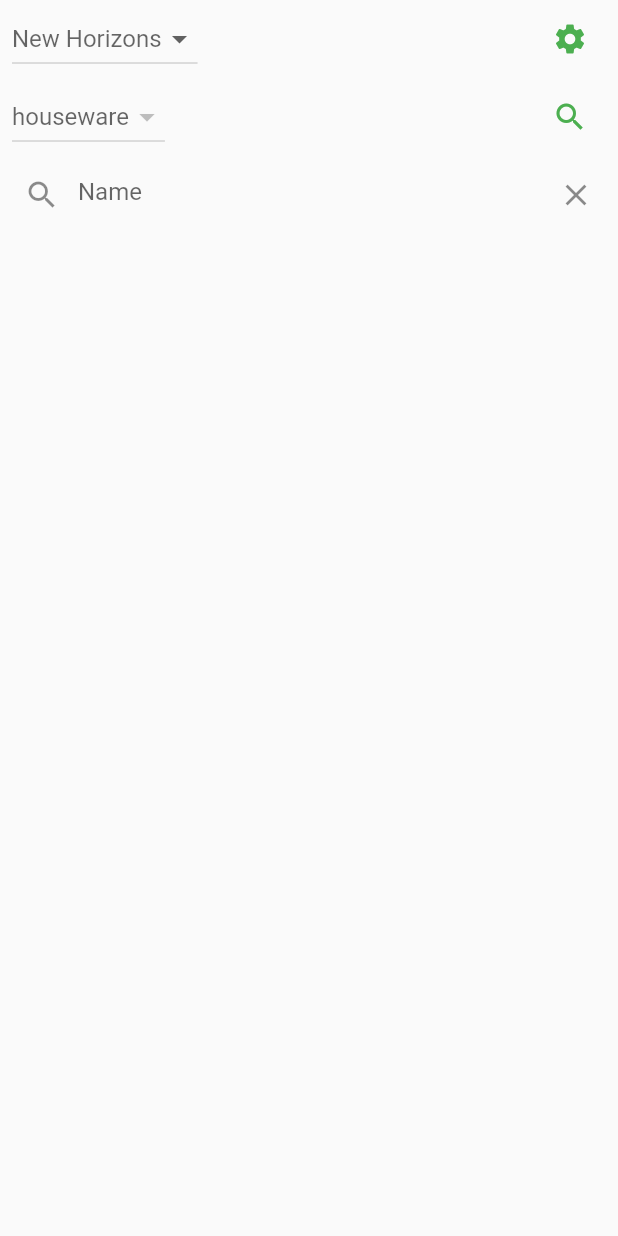
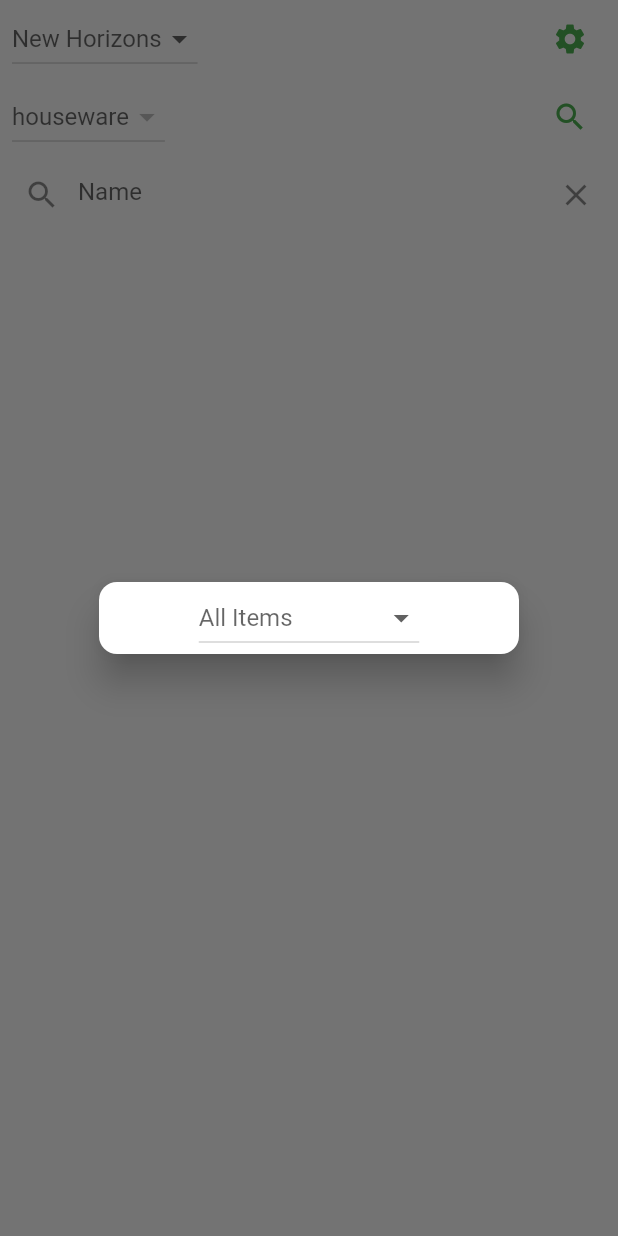
Before and after one commit to armlesswunder/accFlutter, a Flutter app: the screen it shows after launch, after a tap on the "search" icon, on a phone screen of 412 x 824 dp. Run offline on Flutter 3.47's test engine with Material 2 defaults, Android fonts, the light colour scheme and no system bars; our stand-ins replace drift, shared_preferences; accounts and stored records are empty; generated files the repository leaves out were written again; statements that could not run were skipped.

Commit message:
added selected filter

```diff
--- a/animal_crossing_catalog_flutter/lib/main.dart
+++ b/animal_crossing_catalog_flutter/lib/main.dart
@@ -50,9 +50,17 @@
   static const String defaultGame = "acnh_";
   static const String defaultType = "houseware";
 
+  static const List<String> filterSelectedChoices = ['All Items', 'Unchecked Items', 'Checked Items'];
+
+  static const int FILTER_SELECTED_ALL = 0;
+  static const int FILTER_SELECTED_UNCHECKED = 1;
+  static const int FILTER_SELECTED_CHECKED = 2;
+
   String game = defaultGame;
   String gameDisplay = "New Horizons";
   String type = defaultType;
+
+  int selectedFilter = FILTER_SELECTED_ALL;
 
   final TextEditingController _controller = TextEditingController();
 
@@ -74,6 +82,7 @@
     prefs = await SharedPreferences.getInstance();
     game = prefs?.getString("game") ?? defaultGame;
     type = prefs?.getString("type") ?? defaultType;
+    selectedFilter = prefs?.getInt("selectedFilter") ?? FILTER_SELECTED_ALL;
 
     var gameIndex = prefixList.indexOf(game);
     gameDisplay = gamesList[gameIndex];
@@ -83,6 +92,7 @@
     prefs = await SharedPreferences.getInstance();
     prefs?.setString("game", game);
     prefs?.setString("type", type);
+    prefs?.setInt("selectedFilter", selectedFilter);
   }
 
   String getTable() {
@@ -105,14 +115,28 @@
     displayList.clear();
     masterList.addAll(r);
     displayList.addAll(masterList);
+    filter();
     setState(() {
     });
   }
 
   void onSearchChanged(String text) async {
+    filter(text: text);
+  }
+
+  void filter({String text = ''}) {
     displayList = <Map<String, dynamic>>[];
     for (int i = 0; i < masterList.length; i++) {
-      if (masterList[i]['Name'].toString().toUpperCase().contains(text.toUpperCase())) displayList.add(masterList[i]);
+      if (masterList[i]['Name'].toString().toUpperCase().replaceAll('-', ' ').contains(text.toUpperCase().replaceAll('-', ' '))) displayList.add(masterList[i]);
+    }
+
+    if (selectedFilter > 0) {
+      if (selectedFilter == FILTER_SELECTED_CHECKED) {
+        displayList.removeWhere((element) => element['Selected'] == 0);
+      }
+      else {
+        displayList.removeWhere((element) => element['Selected'] == 1);
+      }
     }
     setState(() {});
   }
@@ -157,7 +181,7 @@
                         color: Colors.green,
                         tooltip: 'Filter',
                         onPressed: () {
-
+                          showDialog(context: context, builder: (BuildContext context) => getFilterDialog());
                         },
                       ),
                     ],
@@ -172,13 +196,13 @@
                 onChanged: onSearchChanged,
                 decoration: InputDecoration(
                   hintText: 'Name',
-                  prefixIcon: Icon(Icons.search),
+                  prefixIcon: const Icon(Icons.search),
                   suffixIcon: IconButton(
                     onPressed: () {
                       _controller.text = "";
                       onSearchChanged("");
                     },
-                    icon: Icon(Icons.clear),
+                    icon: const Icon(Icons.clear),
                   ),
                   border: InputBorder.none,
                 ),
@@ -193,14 +217,34 @@
                         margin: const EdgeInsets.all(4.0),
                         color: const Color.fromARGB(240, 255, 255, 255),
                         child: Row(
+                          mainAxisAlignment: MainAxisAlignment.spaceBetween,
                           children: [
-                            Container(
+                          Expanded(
+                            flex: 8,
+                            child: Container(
                               padding: const EdgeInsets.all(8.0),
                               child: Center(
                                 child: Text(displayList[index]['Name']),
                               ),
                             ),
-                            Container(
+                          ),
+                            Expanded(
+                              flex: 1,
+                              child: Container(
+                                padding: const EdgeInsets.all(8.0),
+                                child: IconButton(
+                                  icon: const Icon(Icons.info),
+                                  color: Colors.green,
+                                  tooltip: 'More Info',
+                                  onPressed: () {
+                                    showDialog(context: context, builder: (BuildContext context) => getInfoDialog(displayList[index]));
+                                  },
+                                ),
+                              ),
+                            ),
+                            Expanded(
+                              flex: 1,
+                              child: Container(
                                 padding: const EdgeInsets.all(8.0),
                                 child: Checkbox(value: displayList[index]['Selected'] == 1,
                                   onChanged: (bool? value) {
@@ -209,15 +253,6 @@
                                     setState(() {});
                                   },
                                 ),
-                            ),Container(
-                              padding: const EdgeInsets.all(8.0),
-                              child: IconButton(
-                                icon: const Icon(Icons.info),
-                                color: Colors.green,
-                                tooltip: 'More Info',
-                                onPressed: () {
-                                  showDialog(context: context, builder: (BuildContext context) => getInfoDialog(displayList[index]));
-                                },
                               ),
                             ),
                           ],
@@ -230,7 +265,6 @@
         )
     );
   }
-
 
   Dialog getInfoDialog(Map<String, dynamic> data) {
 
@@ -254,6 +288,31 @@
     );
   }
 
+  Dialog getFilterDialog() {
+    return Dialog(
+      elevation: 10,
+      shape: RoundedRectangleBorder(borderRadius: BorderRadius.circular(12.0)),
+      child: Column(
+        mainAxisSize: MainAxisSize.min,
+        mainAxisAlignment: MainAxisAlignment.center,
+        children: [
+      DropdownButton<String>(
+        hint: Text(filterSelectedChoices[selectedFilter]),
+        items: filterSelectedChoices.map((String value) {
+          return DropdownMenuItem<String>(
+            value: value,
+            child: Text(value),
+          );
+        }).toList(),
+        onChanged: (s) {
+          selectedFilter = filterSelectedChoices.indexOf(s!);
+          setPrefs();
+          filter();
+        }),
+        ],
+      ),
+    );
+  }
 
   Widget gameDropDown() {
     return DropdownButton<String>(
```
Lines whose indentation alone changed are shown as unchanged.
